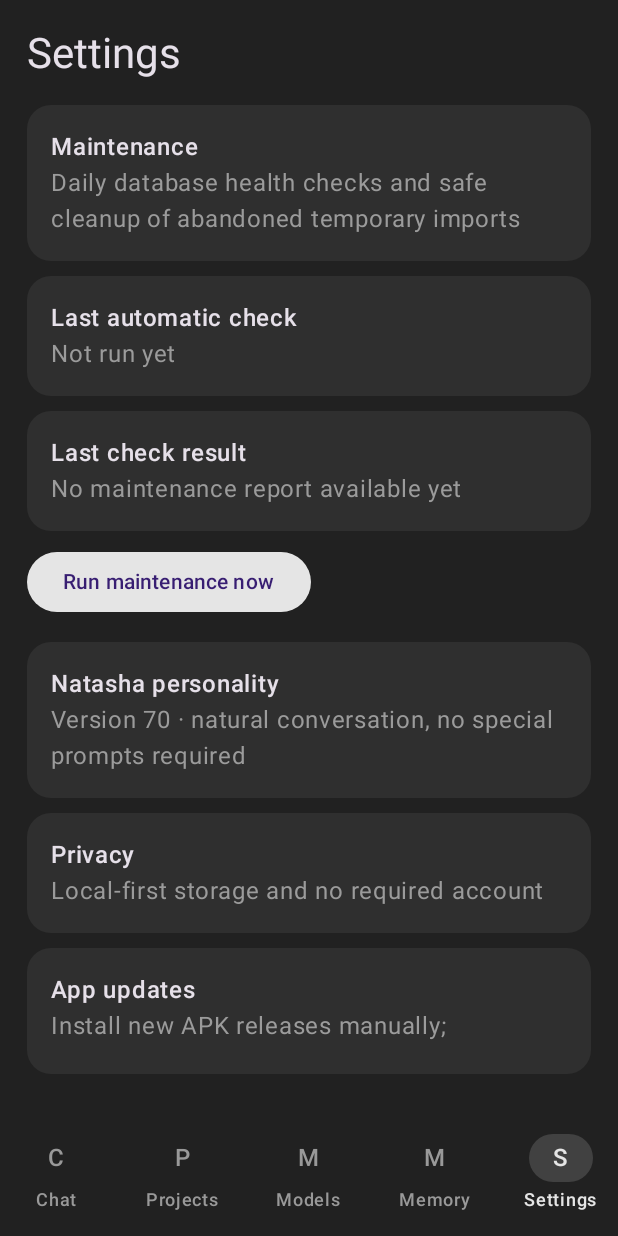
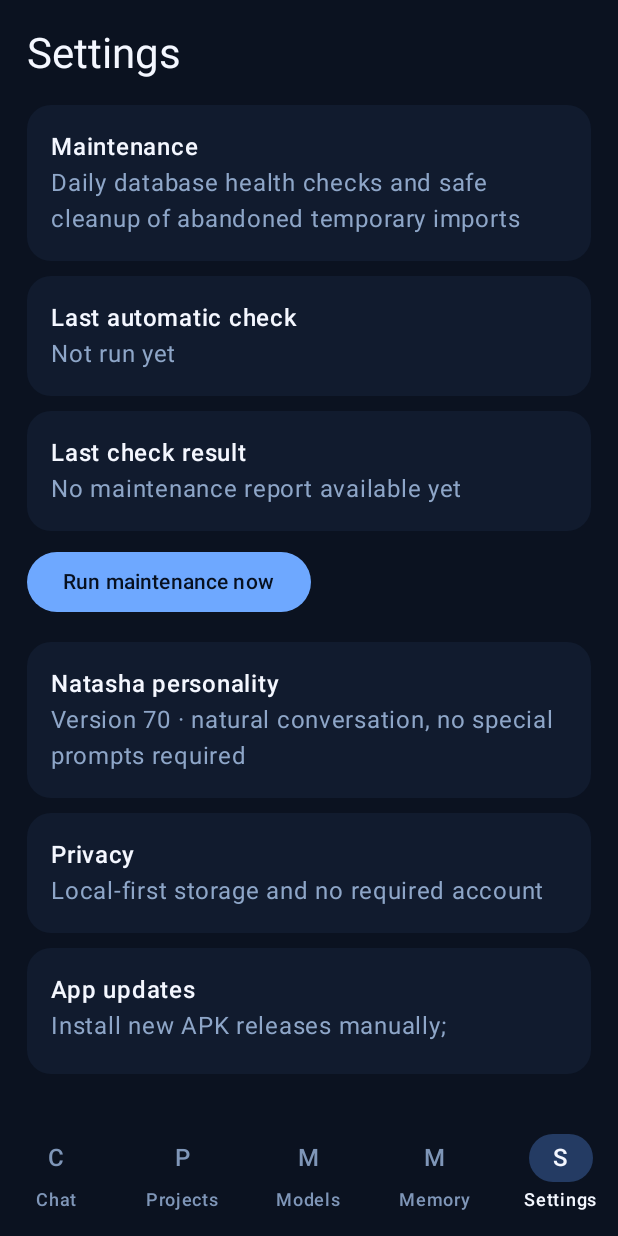
Before and after one commit to jaedwards1986/DevotedCraving, an Android app built with Jetpack Compose: the screen it shows after launch (MainActivity), item 5 of the bottom bar chosen, on a phone screen of 412 x 824 dp. Run offline under Robolectric (Android 15) with nearby library versions, the phone set to English and light mode, and no system bars; our stand-ins replace Room's generated code; pictures from the network do not load; 1 statement that could not run was skipped.

Commit message:
Restore professional blue ForgeAI UI

```diff
--- a/app/src/main/java/com/natasha/local/MainActivity.kt
+++ b/app/src/main/java/com/natasha/local/MainActivity.kt
@@ -138,17 +138,22 @@ fun NatashaApp() {
 
     MaterialTheme(
         colorScheme = darkColorScheme(
-            primary = Color(0xFFE5E5E5),
-            secondary = Color(0xFFB8B8B8),
-            background = Color(0xFF212121),
-            surface = Color(0xFF2F2F2F),
-            surfaceVariant = Color(0xFF383838)
+            primary = Color(0xFF6EA8FF),
+            onPrimary = Color(0xFF07101F),
+            secondary = Color(0xFF9CC2FF),
+            onSecondary = Color(0xFF07101F),
+            background = Color(0xFF0B1220),
+            onBackground = Color(0xFFF4F7FF),
+            surface = Color(0xFF111B2E),
+            onSurface = Color(0xFFF4F7FF),
+            surfaceVariant = Color(0xFF1B2A46),
+            onSurfaceVariant = Color(0xFFAFC7F5)
         )
     ) {
         Scaffold(
-            containerColor = Color(0xFF212121),
+            containerColor = Color(0xFF0B1220),
             bottomBar = {
-                NavigationBar(containerColor = Color(0xFF212121)) {
+                NavigationBar(containerColor = Color(0xFF0B1220)) {
                     AppTab.entries.forEach { item ->
                         NavigationBarItem(
                             selected = tab == item,
@@ -156,11 +161,11 @@ fun NatashaApp() {
                             icon = { Text(item.label.take(1), fontWeight = FontWeight.Medium) },
                             label = { Text(item.label) },
                             colors = NavigationBarItemDefaults.colors(
-                                selectedIconColor = Color(0xFFE5E5E5),
-                                selectedTextColor = Color(0xFFE5E5E5),
-                                indicatorColor = Color(0xFF414141),
-                                unselectedIconColor = Color(0xFF999999),
-                                unselectedTextColor = Color(0xFF999999)
+                                selectedIconColor = Color(0xFFF4F7FF),
+                                selectedTextColor = Color(0xFFF4F7FF),
+                                indicatorColor = Color(0xFF243B63),
+                                unselectedIconColor = Color(0xFF7F96B8),
+                                unselectedTextColor = Color(0xFF7F96B8)
                             )
                         )
                     }
@@ -361,17 +366,17 @@ private fun ChatScreen(
         }
     }
 
-    Column(Modifier.fillMaxSize().background(Color(0xFF212121)).padding(horizontal = 20.dp)) {
+    Column(Modifier.fillMaxSize().background(Color(0xFF0B1220)).padding(horizontal = 20.dp)) {
         Row(
             Modifier.fillMaxWidth().padding(top = 10.dp, bottom = 14.dp),
             verticalAlignment = Alignment.CenterVertically
         ) {
             Column(Modifier.weight(1f)) {
                 Text("ForgeAI", style = MaterialTheme.typography.titleMedium, fontWeight = FontWeight.SemiBold)
-                Text(status, style = MaterialTheme.typography.bodySmall, color = Color(0xFF9B9B9B))
+                Text(status, style = MaterialTheme.typography.bodySmall, color = Color(0xFF8EA6C8))
             }
             TextButton(onClick = onRefresh) { Text("Refresh", color = Color(0xFFBDBDBD)) }
-            TextButton(onClick = onNewChat) { Text("New chat", color = Color(0xFFE5E5E5)) }
+            TextButton(onClick = onNewChat) { Text("New chat", color = Color(0xFFF4F7FF)) }
         }
 
         if (pendingPlanSummary != null) {
@@ -409,9 +414,9 @@ private fun ChatScreen(
         if (messages.isEmpty()) {
             Box(Modifier.weight(1f).fillMaxWidth(), contentAlignment = Alignment.Center) {
                 Column(horizontalAlignment = Alignment.CenterHorizontally) {
-                    Text("What’s on your mind?", style = MaterialTheme.typography.headlineSmall, color = Color(0xFFE5E5E5))
+                    Text("What’s on your mind?", style = MaterialTheme.typography.headlineSmall, color = Color(0xFFF4F7FF))
                     Spacer(Modifier.height(8.dp))
-                    Text("Your private space to think, create, and talk.", color = Color(0xFF9B9B9B))
+                    Text("Your private space to think, create, and talk.", color = Color(0xFF8EA6C8))
                 }
             }
         } else {
@@ -578,7 +583,7 @@ private fun ProjectsScreen(projects: List<ProjectEntity>, selectedProjectId: Lon
 
     Column(Modifier.fillMaxSize().padding(18.dp)) {
         Text("Projects", style = MaterialTheme.typography.headlineMedium)
-        Text("Keep app ideas, files, decisions and unfinished work together.", color = Color(0xFF9B9B9B))
+        Text("Keep app ideas, files, decisions and unfinished work together.", color = Color(0xFF8EA6C8))
         Spacer(Modifier.height(14.dp))
         Button(onClick = {
             scope.launch {
@@ -595,7 +600,7 @@ private fun ProjectsScreen(projects: List<ProjectEntity>, selectedProjectId: Lon
                 val isSelected = selectedProjectId == p.id
                 val files = if (isSelected) projectFiles else emptyList()
                 Surface(
-                    color = if (isSelected) Color(0xFF3A3A3A) else Color(0xFF2F2F2F),
+                    color = if (isSelected) Color(0xFF3A3A3A) else Color(0xFF111B2E),
                     shape = RoundedCornerShape(16.dp),
                     onClick = { onSelect(if (isSelected) null else p.id) }
                 ) {
@@ -603,7 +608,7 @@ private fun ProjectsScreen(projects: List<ProjectEntity>, selectedProjectId: Lon
                         Text(p.name, fontWeight = FontWeight.SemiBold)
                         Text(
                             p.description.ifBlank { "Ready for requirements and development notes." },
-                            color = Color(0xFF9B9B9B)
+                            color = Color(0xFF8EA6C8)
                         )
                         if (isSelected) {
                             Spacer(Modifier.height(10.dp))
@@ -634,7 +639,7 @@ private fun ProjectsScreen(projects: List<ProjectEntity>, selectedProjectId: Lon
                                 TextButton(onClick = { showNewFile = true }) { Text("New file") }
                             }
                             if (archiveStatus.isNotBlank()) {
-                                Text(archiveStatus, color = Color(0xFFE5E5E5), style = MaterialTheme.typography.bodySmall)
+                                Text(archiveStatus, color = Color(0xFFF4F7FF), style = MaterialTheme.typography.bodySmall)
                             }
                             if (recentActivity.isNotEmpty()) {
                                 Spacer(Modifier.height(8.dp))
@@ -642,13 +647,13 @@ private fun ProjectsScreen(projects: List<ProjectEntity>, selectedProjectId: Lon
                                 recentActivity.take(8).forEach { event ->
                                     Text(
                                         "${event.action} · ${event.path.ifBlank { event.detail }}",
-                                        color = Color(0xFF9B9B9B),
+                                        color = Color(0xFF8EA6C8),
                                         style = MaterialTheme.typography.bodySmall
                                     )
                                 }
                             }
                             if (files.isEmpty()) {
-                                Text("No files yet.", color = Color(0xFF9B9B9B))
+                                Text("No files yet.", color = Color(0xFF8EA6C8))
                             } else {
                                 files.take(30).forEach { file ->
                                     Row(
@@ -702,13 +707,13 @@ private fun ProjectsScreen(projects: List<ProjectEntity>, selectedProjectId: Lon
                                         }
                                     }) { Text("Save") }
                                     Spacer(Modifier.width(8.dp))
-                                    Text(editorStatus, color = Color(0xFF9B9B9B))
+                                    Text(editorStatus, color = Color(0xFF8EA6C8))
                                 }
                             }
                             Spacer(Modifier.height(8.dp))
                             Text(
                                 "Natasha can read, create, edit and safely delete files inside this project workspace.",
-                                color = Color(0xFF9B9B9B),
+                                color = Color(0xFF8EA6C8),
                                 style = MaterialTheme.typography.bodySmall
                             )
                         }
@@ -767,7 +772,7 @@ private fun ProjectsScreen(projects: List<ProjectEntity>, selectedProjectId: Lon
             title = { Text("Move or rename project file") },
             text = {
                 Column {
-                    Text("Choose a new project-relative path. Existing files will never be overwritten.", color = Color(0xFF9B9B9B))
+                    Text("Choose a new project-relative path. Existing files will never be overwritten.", color = Color(0xFF8EA6C8))
                     Spacer(Modifier.height(8.dp))
                     OutlinedTextField(
                         value = renameDestinationPath,
@@ -839,7 +844,7 @@ private fun ProjectsScreen(projects: List<ProjectEntity>, selectedProjectId: Lon
             title = { Text("Prepare project changes") },
             text = {
                 Column {
-                    Text("Review the proposed file change before Natasha writes it.", color = Color(0xFF9B9B9B))
+                    Text("Review the proposed file change before Natasha writes it.", color = Color(0xFF8EA6C8))
                     Spacer(Modifier.height(8.dp))
                     OutlinedTextField(
                         value = buildSummary,
@@ -893,17 +898,17 @@ private fun ProjectsScreen(projects: List<ProjectEntity>, selectedProjectId: Lon
                             ) {
                                 Text(
                                     (if (index == buildSelectedIndex) "Reviewing · " else "Review · ") + change.path,
-                                    color = if (index == buildSelectedIndex) Color(0xFFE5E5E5) else Color(0xFFB8D8FF)
+                                    color = if (index == buildSelectedIndex) Color(0xFFF4F7FF) else Color(0xFFB8D8FF)
                                 )
                             }
                         }
                     }
                     if (buildPreview != null) {
                         Spacer(Modifier.height(8.dp))
-                        Text("Preview ready for: " + buildPreview!!.joinToString(), color = Color(0xFFE5E5E5))
+                        Text("Preview ready for: " + buildPreview!!.joinToString(), color = Color(0xFFF4F7FF))
                     }
                     if (buildStatus.isNotBlank()) {
-                        Text(buildStatus, color = Color(0xFF9B9B9B))
+                        Text(buildStatus, color = Color(0xFF8EA6C8))
                     }
                 }
             },
@@ -1049,8 +1054,8 @@ private fun ModelsScreen(
 
     Column(Modifier.fillMaxSize().padding(18.dp)) {
         Text("Models", style = MaterialTheme.typography.headlineMedium)
-        Text("Switch the AI engine without changing Natasha's identity or stored data.", color = Color(0xFF9B9B9B))
-        Text("Available storage: " + formatBytes(android.os.StatFs(context.filesDir.path).availableBytes), color = Color(0xFF9B9B9B))
+        Text("Switch the AI engine without changing Natasha's identity or stored data.", color = Color(0xFF8EA6C8))
+        Text("Available storage: " + formatBytes(android.os.StatFs(context.filesDir.path).availableBytes), color = Color(0xFF8EA6C8))
         Spacer(Modifier.height(14.dp))
         Button(onClick = { picker.launch(arrayOf("application/octet-stream", "application/*", "*/*")) }) {
             Text("Import GGUF")
@@ -1087,7 +1092,7 @@ private fun ModelsScreen(
         Spacer(Modifier.height(12.dp))
         LazyColumn(verticalArrangement = Arrangement.spacedBy(8.dp)) {
             items(models, key = { it.path }) { model ->
-                Surface(color = Color(0xFF2F2F2F), shape = RoundedCornerShape(16.dp)) {
+                Surface(color = Color(0xFF111B2E), shape = RoundedCornerShape(16.dp)) {
                     Column(Modifier.fillMaxWidth().padding(14.dp)) {
                         Row(verticalAlignment = Alignment.CenterVertically) {
                             Column(Modifier.weight(1f)) {
@@ -1095,7 +1100,7 @@ private fun ModelsScreen(
                                 Text(
                                     formatBytes(model.sizeBytes) + " · " + model.quantization + " · " +
                                         if (model.selected) "Selected" else "Available",
-                                    color = if (model.selected) Color(0xFFBDBDBD) else Color(0xFF9B9B9B)
+                                    color = if (model.selected) Color(0xFFBDBDBD) else Color(0xFF8EA6C8)
                                 )
                             }
                             if (!model.selected) {
@@ -1232,7 +1237,7 @@ private fun MemoryScreen(memories: List<MemoryEntity>, db: AppDatabase, scope: C
 
     Column(Modifier.fillMaxSize().padding(18.dp)) {
         Text("Memory", style = MaterialTheme.typography.headlineMedium)
-        Text("Long-term memory archive · ${memories.size} saved memories. Stored locally and retained until you delete them.", color = Color(0xFF9B9B9B))
+        Text("Long-term memory archive · ${memories.size} saved memories. Stored locally and retained until you delete them.", color = Color(0xFF8EA6C8))
         Spacer(Modifier.height(12.dp))
         OutlinedTextField(
             value = query,
@@ -1257,16 +1262,16 @@ private fun MemoryScreen(memories: List<MemoryEntity>, db: AppDatabase, scope: C
             OutlinedButton(onClick = { importLauncher.launch(arrayOf("application/json", "text/json")) }) { Text("Import archive") }
         }
         if (archiveStatus.isNotBlank()) {
-            Text(archiveStatus, color = Color(0xFF9B9B9B), style = MaterialTheme.typography.bodySmall)
+            Text(archiveStatus, color = Color(0xFF8EA6C8), style = MaterialTheme.typography.bodySmall)
         }
         Spacer(Modifier.height(12.dp))
         LazyColumn(verticalArrangement = Arrangement.spacedBy(8.dp)) {
             items(visible, key = { it.id }) { memory ->
-                Surface(color = Color(0xFF2F2F2F), shape = RoundedCornerShape(16.dp)) {
+                Surface(color = Color(0xFF111B2E), shape = RoundedCornerShape(16.dp)) {
                     Row(Modifier.fillMaxWidth().padding(14.dp), verticalAlignment = Alignment.CenterVertically) {
                         Column(Modifier.weight(1f)) {
                             Text(memory.text)
-                            Text(memory.kind, color = Color(0xFF9B9B9B), style = MaterialTheme.typography.bodySmall)
+                            Text(memory.kind, color = Color(0xFF8EA6C8), style = MaterialTheme.typography.bodySmall)
                         }
                         TextButton(onClick = {
                             scope.launch {
@@ -1402,7 +1407,7 @@ private fun SettingsScreen(status: String) {
             manualStatus = "Manual maintenance check queued."
         }) { Text("Run maintenance now") }
         if (manualStatus.isNotBlank()) {
-            Text(manualStatus, color = Color(0xFF9B9B9B), style = MaterialTheme.typography.bodySmall)
+            Text(manualStatus, color = Color(0xFF8EA6C8), style = MaterialTheme.typography.bodySmall)
         }
         Spacer(Modifier.height(16.dp))
         SettingRow("Natasha personality", "Version ${NatashaPersonalityUpdates.installedVersion(context)} · natural conversation, no special prompts required")
@@ -1410,20 +1415,20 @@ private fun SettingsScreen(status: String) {
         SettingRow("App updates", "Install new APK releases manually; automatic app updates are not implemented")
         SettingRow("Models", "Independent from Natasha's personality and memory")
         Spacer(Modifier.height(18.dp))
-        Text("Status: " + status, color = Color(0xFF9B9B9B))
+        Text("Status: " + status, color = Color(0xFF8EA6C8))
     }
 }
 
 @Composable
 private fun SettingRow(title: String, detail: String) {
     Surface(
-        color = Color(0xFF2F2F2F),
+        color = Color(0xFF111B2E),
         shape = RoundedCornerShape(16.dp),
         modifier = Modifier.fillMaxWidth().padding(bottom = 10.dp)
     ) {
         Column(Modifier.padding(16.dp)) {
             Text(title, fontWeight = FontWeight.SemiBold)
-            Text(detail, color = Color(0xFF9B9B9B))
+            Text(detail, color = Color(0xFF8EA6C8))
         }
     }
 }
```
